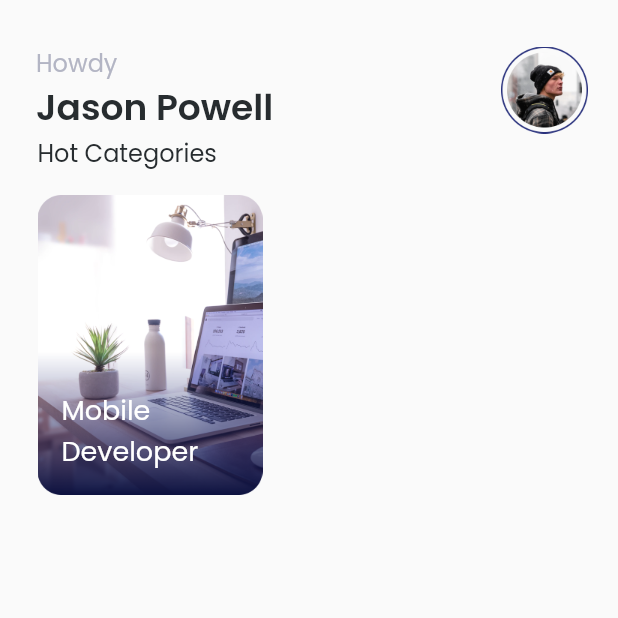
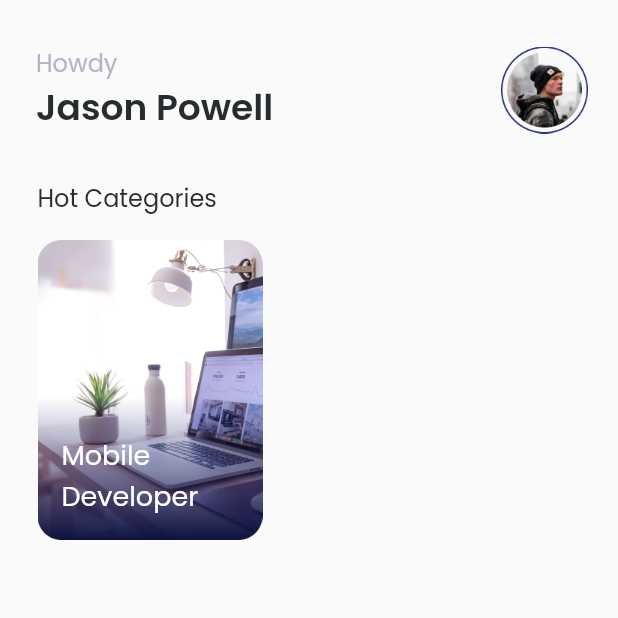
Before and after one commit to perymerdeka/future-jobs, a Flutter app: the HomePageScreen screen opened by its route, on a phone screen of 412 x 824 dp, the top half of it. Run offline on Flutter 3.47's test engine with Material 2 defaults, Android fonts, the phone set to English and light mode, and no system bars; our stand-ins replace email_validator, google_fonts.

Commit message:
Done Fix Figma

```diff
--- a/lib/pages/home_page.dart
+++ b/lib/pages/home_page.dart
@@ -41,7 +41,7 @@ class HomePageScreen extends StatelessWidget {
 
     Widget body() {
       return Padding(
-        padding: const EdgeInsets.only(left: 25),
+        padding: const EdgeInsets.only(left: 25, top: 30),
         child: Column(
           crossAxisAlignment: CrossAxisAlignment.start,
           children: [
```
